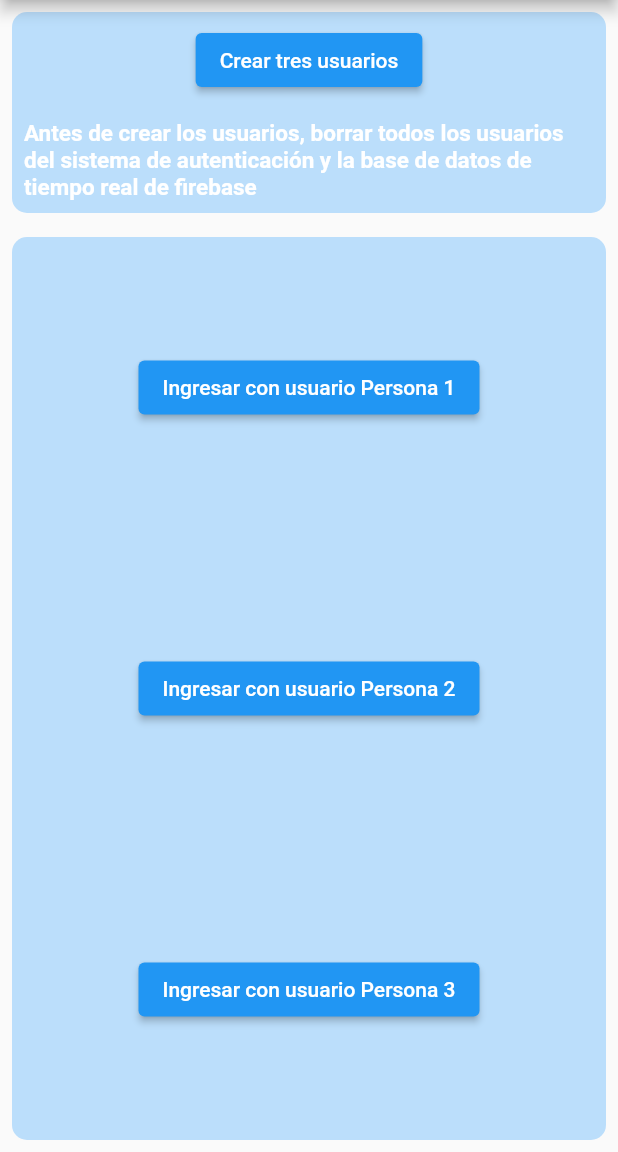
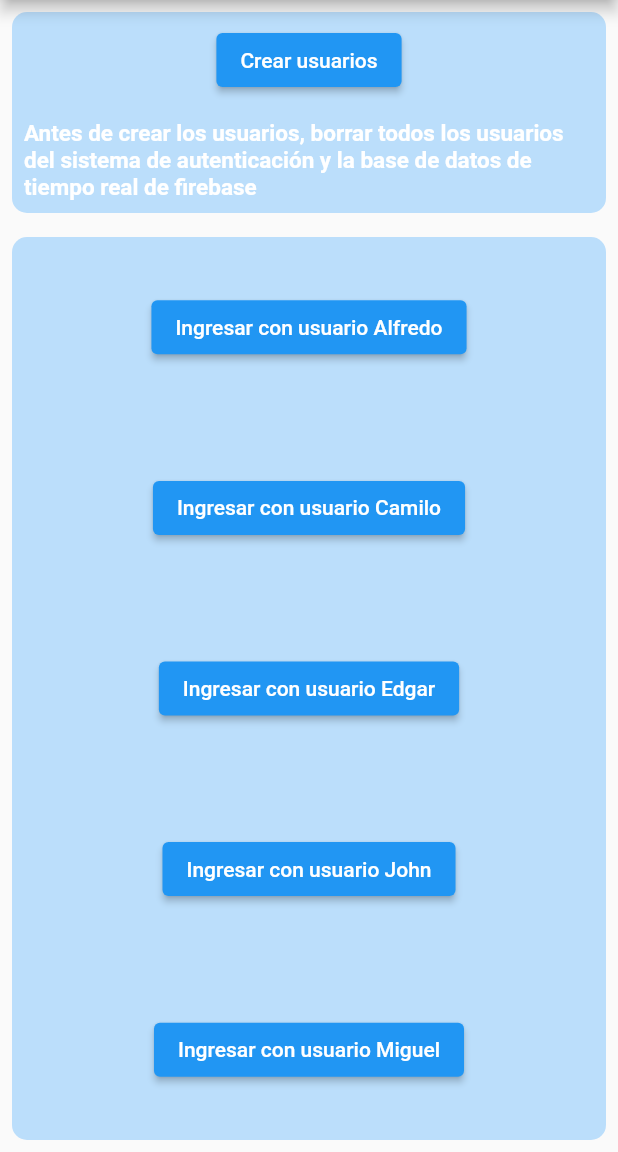
Before and after one commit to johnhaverh/Chat, a Flutter app: the screen it shows after launch, on a phone screen of 412 x 824 dp, the part 84-1236 px from its top. Run offline on Flutter 3.47's test engine with Material 2 defaults, Android fonts, the phone set to English and light mode, and no system bars; our stand-ins replace firebase_auth, firebase_core, firebase_database, get, loggy; accounts and stored records are empty.

Commit message:
update users & chats

```diff
--- a/lib/ui/controllers/chat_controller.dart
+++ b/lib/ui/controllers/chat_controller.dart
@@ -109,11 +109,15 @@ class ChatController extends GetxController {
   void initializeChats() {
     UserController userController = Get.find();
     List<AppUser> users = userController.allUsers();
-    createChat(users[0].uid, users[1].uid, users[0].uid, "Hola B, soy A");
-    createChat(users[1].uid, users[0].uid, users[1].uid, "Hola A, cómo estás?");
-    createChat(users[0].uid, users[2].uid, users[0].uid, "Hola C, soy A");
-    createChat(users[0].uid, users[2].uid, users[2].uid, "Hola A, Cómo estás?");
-    createChat(users[1].uid, users[2].uid, users[1].uid, "Hola C, soy B");
-    createChat(users[2].uid, users[1].uid, users[2].uid, "Todo bien B");
+    createChat(users[0].uid, users[1].uid, users[0].uid, "Hola Camilo, soy Alfredo");
+    createChat(users[1].uid, users[0].uid, users[1].uid, "Hola Alredo, cómo estás?");
+    createChat(users[0].uid, users[2].uid, users[0].uid, "Hola Edgar, soy Alfredo");
+    createChat(users[0].uid, users[2].uid, users[2].uid, "Hola Alfredo, Cómo estás?");
+    createChat(users[1].uid, users[2].uid, users[1].uid, "Hola Edgar, soy Camilo");
+    createChat(users[2].uid, users[1].uid, users[2].uid, "Todo bien Camilo");
+    createChat(users[3].uid, users[4].uid, users[3].uid, "Hola Miguel, soy John");
+    createChat(users[3].uid, users[4].uid, users[3].uid, "Todo bien?");
+    createChat(users[4].uid, users[3].uid, users[4].uid, "Hola John, si, todo muy bien");
+    createChat(users[4].uid, users[1].uid, users[4].uid, "Hola Camilo");
   }
 }
--- a/lib/ui/pages/authentication_page.dart
+++ b/lib/ui/pages/authentication_page.dart
@@ -12,9 +12,11 @@ class AuthenticationPage extends StatelessWidget {
 
   void signIn() async {
     // aquí creamos los tres usuarios
-    await authenticationController.signup('persona1@mt2022.com', '123456','https://drive.google.com/file/d/1UX5ddRdU1T_ikzaopVrRadQAlDBZj66t/view?usp=share_link',);
-    await authenticationController.signup('persona2@mt2022.com', '123456','https://drive.google.com/file/d/1bWAaK8pvGt6b7Ju3oXrr_A8xOikiVGOi/view?usp=share_link',);
-    await authenticationController.signup('persona3@mt2022.com', '123456','https://drive.google.com/file/d/143Bb7F6DiewlCclBHqZj-9nX-_wkkNRS/view?usp=share_link',);
+    await authenticationController.signup('alfredo@uninorte.edu.co', '123456','https://picsum.photos/100/100?image=602',);
+    await authenticationController.signup('camilo@uninorte.edu.co', '123456','https://picsum.photos/100/100?image=447',);
+    await authenticationController.signup('edgar@uninorte.edu.co', '123456','https://picsum.photos/100/100?image=331',);
+    await authenticationController.signup('john@uninorte.edu.co', '123456','https://picsum.photos/100/100?image=334',);
+    await authenticationController.signup('miguel@uninorte.edu.co', '123456','https://picsum.photos/100/100?image=349',);
   }
 
   void login(String user) {
@@ -26,7 +28,7 @@ class AuthenticationPage extends StatelessWidget {
   Widget build(BuildContext context) {
     return Scaffold(
       appBar: AppBar(title: const Text("ChatApp - MisionTic - Grupo 12")),
-      body: SafeArea(
+      body:  SafeArea(
         child: Center(
           child: Column(
               mainAxisAlignment: MainAxisAlignment.spaceAround,
@@ -43,7 +45,7 @@ class AuthenticationPage extends StatelessWidget {
                         padding: const EdgeInsets.all(8.0),
                         child: ElevatedButton(
                           onPressed: signIn,
-                          child: const Text("Crear tres usuarios"),
+                          child: const Text("Crear usuarios"),
                         ),
                       ),
                       const Padding(
@@ -72,19 +74,27 @@ class AuthenticationPage extends StatelessWidget {
                           mainAxisAlignment: MainAxisAlignment.spaceAround,
                           children: [
                             ElevatedButton(
-                                onPressed: () => login('persona1@mt2022.com'),
-                                child: const Text("Ingresar con usuario Persona 1")),
+                                onPressed: () => login('alfredo@uninorte.edu.co'),
+                                child: const Text("Ingresar con usuario Alfredo")),
                             ElevatedButton(
-                                onPressed: () => login('persona2@mt2022.com'),
-                                child: const Text("Ingresar con usuario Persona 2")),
+                                onPressed: () => login('camilo@uninorte.edu.co'),
+                                child: const Text("Ingresar con usuario Camilo")),
                             ElevatedButton(
-                                onPressed: () => login('persona3@mt2022.com'),
-                                child: const Text("Ingresar con usuario Persona 3")),
-                          ]),
+                                onPressed: () => login('edgar@uninorte.edu.co'),
+                                child: const Text("Ingresar con usuario Edgar")),
+                            ElevatedButton(
+                                onPressed: () => login('john@uninorte.edu.co'),
+                                child: const Text("Ingresar con usuario John")),
+                            ElevatedButton(
+                                onPressed: () => login('miguel@uninorte.edu.co'),
+                                child: const Text("Ingresar con usuario Miguel")),
+                          ]
+                        ),
                     ),
                   ),
                 ),
-              ]),
+              ]
+          ),
         ),
       ),
     );
```
